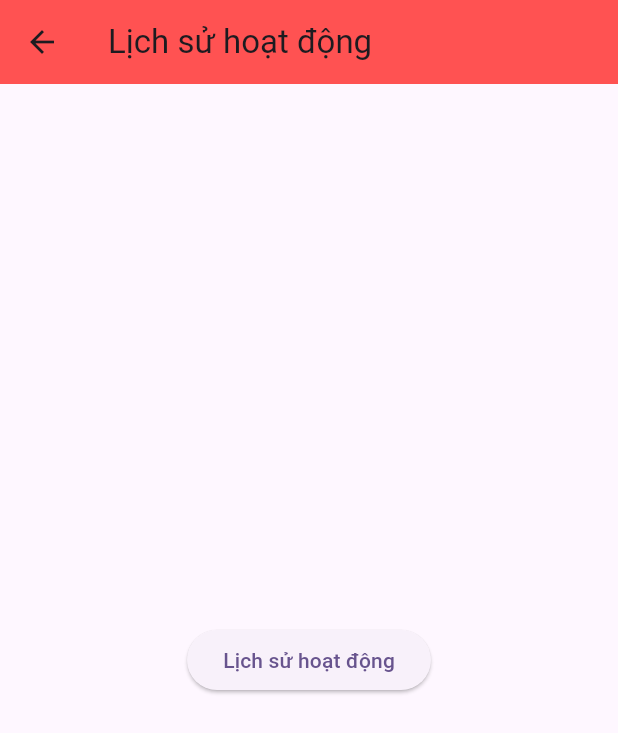
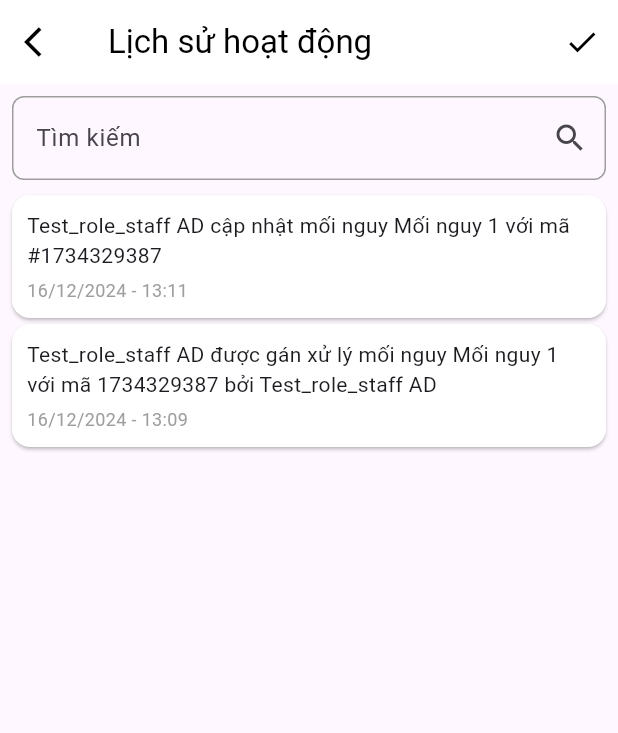
Before and after one commit to duypham27/flutter_taskscheduling_app, a Flutter app: the ProfilePage screen opened by its route, after a tap on "Lịch sử hoạt động", on a phone screen of 412 x 824 dp. Shown: the top 733 px of the screen. Run offline on Flutter 3.47's test engine with Material 3 defaults, Android fonts, the phone set to English and light mode, and no system bars; our stand-ins replace get, shared_preferences, table_calendar; missing offline and left inert: flutter_quill; accounts and stored records are empty.

Commit message:
them gia dien lich su hoat dong

```diff
--- a/lib/screens/ProfilePage/activityhistorypage.dart
+++ b/lib/screens/ProfilePage/activityhistorypage.dart
@@ -1,21 +1,122 @@
 import 'package:flutter/material.dart';
 import 'package:get/get.dart';
 
+class ActivityItem {
+  final String message;
+  final String date;
+  final Color backgroundColor;
+
+  ActivityItem({required this.message, required this.date, required this.backgroundColor});
+}
+
 class ActivityHistoryPage extends StatelessWidget {
-  const ActivityHistoryPage({super.key});
+  ActivityHistoryPage({super.key});
+
+  final List<ActivityItem> _activityItems = [
+    ActivityItem(
+      message: "Test_role_staff AD cập nhật mối nguy Mối nguy 1 với mã #1734329387",
+      date: "16/12/2024 - 13:11",
+      backgroundColor: Colors.white,
+    ),
+    ActivityItem(
+      message: "Test_role_staff AD được gán xử lý mối nguy Mối nguy 1 với mã 1734329387 bởi Test_role_staff AD",
+      date: "16/12/2024 - 13:09",
+      backgroundColor: Colors.white,
+    ),
+  ];
 
   @override
   Widget build(BuildContext context) {
     return Scaffold(
       appBar: AppBar(
+        leading: IconButton(
+          icon: const Icon(Icons.arrow_back_ios),
+          onPressed: () {
+            Navigator.pop(context);
+          },
+        ),
         title: const Text('Lịch sử hoạt động'),
-        backgroundColor: Colors.redAccent,
+        actions: [
+          IconButton(
+            icon: const Icon(Icons.check),
+            onPressed: () {
+              // Logic khi nhấn nút check
+            },
+          ),
+        ],
+        backgroundColor: Colors.white,
+        foregroundColor: Colors.black,
+        elevation: 0,
       ),
-      body: Center(
-        child: ElevatedButton(
-          onPressed: () {
-          },
-          child: const Text('Lịch sử hoạt động'),
+      body: Column(
+        children: [
+          _buildSearchBar(),
+          Expanded(
+            child: ListView.builder(
+              itemCount: _activityItems.length,
+              itemBuilder: (context, index) {
+                return _buildActivityItem(_activityItems[index]);
+              },
+            ),
+          ),
+        ],
+      ),
+    );
+  }
+
+  Widget _buildSearchBar() {
+    return Padding(
+      padding: const EdgeInsets.all(8.0),
+      child: Row(
+        children: [
+          Expanded(
+            child: TextField(
+              decoration: InputDecoration(
+                hintText: 'Tìm kiếm',
+                prefixIcon: null, // Không cần biểu tượng bên trái
+                enabledBorder: OutlineInputBorder(
+                  borderSide: const BorderSide(width: 1, color: Colors.grey),
+                  borderRadius: BorderRadius.circular(8),
+                ),
+                suffixIcon: IconButton( // Đặt biểu tượng bên phải của TextField
+                  icon: const Icon(Icons.search),
+                  onPressed: () {
+                    // Thực hiện hành động tìm kiếm tại đây
+                    print("Đã nhấn tìm kiếm");
+                  },
+                ),
+              ),
+            ),
+          ),
+        ],
+      ),
+    );
+  }
+
+  Widget _buildActivityItem(ActivityItem item) {
+    return Card(
+      margin: const EdgeInsets.symmetric(horizontal: 8, vertical: 2),
+      color: item.backgroundColor,
+      child: Padding(
+        padding: const EdgeInsets.all(10.0),
+        child: Column(
+          crossAxisAlignment: CrossAxisAlignment.start,
+          children: [
+            Text(
+              item.message,
+              style: const TextStyle(
+                fontSize: 14,
+              ),
+            ),
+            const SizedBox(height: 5),
+            Text(
+              item.date,
+              style: const TextStyle(
+                fontSize: 12,
+                color: Colors.grey,
+              ),
+            ),
+          ],
         ),
       ),
     );
--- a/lib/screens/ProfilePage/profilepage.dart
+++ b/lib/screens/ProfilePage/profilepage.dart
@@ -46,7 +46,7 @@ class ProfilePage extends StatelessWidget {
             title: const Text('Lịch sử hoạt động'),
             trailing: const Icon(Icons.arrow_forward_ios),
             onTap: () {
-              Get.to(() => const ActivityHistoryPage());
+              Get.to(() =>  ActivityHistoryPage());
             },
           ),
           const Divider(),
```
